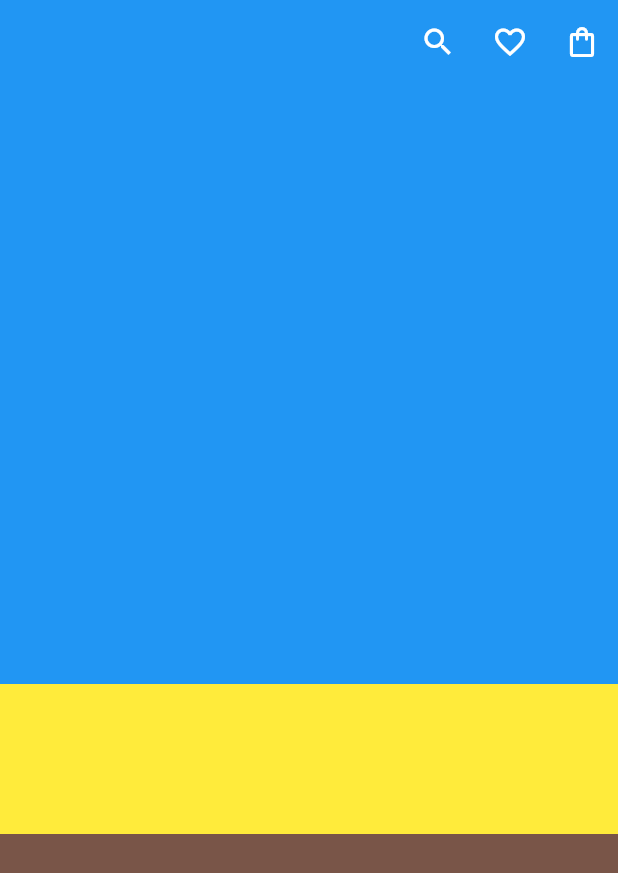
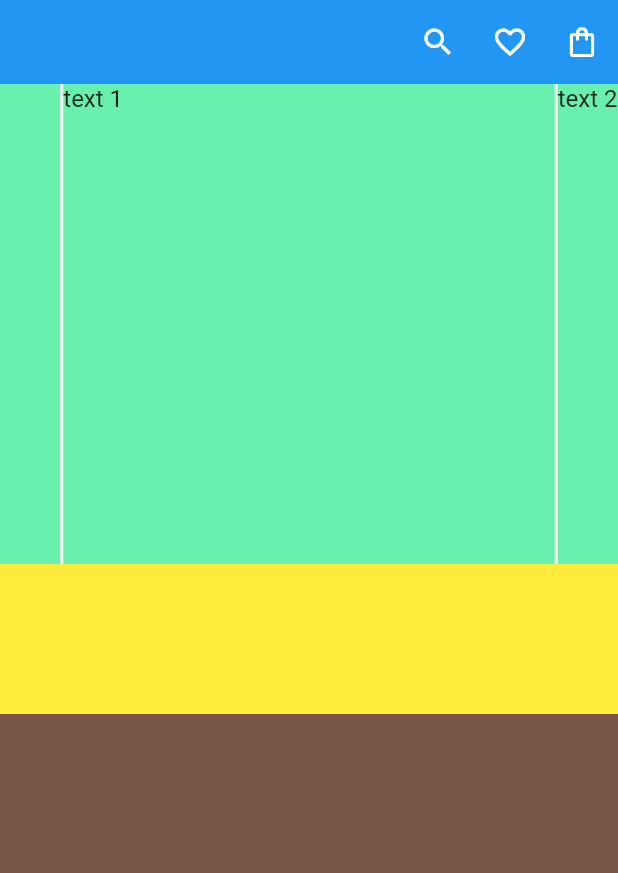
Before and after one commit to ozmenes/Flutter-eCommerce-App, a Flutter app: the screen it shows after launch, on a phone screen of 412 x 824 dp. Shown: the top 873 px of the screen. Run offline on Flutter 3.47's test engine with Material 2 defaults, Android fonts, the phone set to English and light mode, and no system bars; drawn by our look-alikes of carousel_slider.

Commit message:
Initial commit

```diff
--- a/lib/pages/dashboard/dashboard_slider.dart
+++ b/lib/pages/dashboard/dashboard_slider.dart
@@ -1,3 +1,4 @@
+import 'package:carousel_slider/carousel_slider.dart';
 import 'package:flutter/material.dart';
 
 class DashboardSlider extends StatefulWidget {
@@ -10,11 +11,28 @@ class DashboardSlider extends StatefulWidget {
 class _DashboardSliderState extends State<DashboardSlider> {
   @override
   Widget build(BuildContext context) {
-    final _size = MediaQuery.of(context).size;
-    return Container(
-      height: 400,
-      width: _size.width,
-      color: Colors.blue,
+    //final _size = MediaQuery.of(context).size;
+    return CarouselSlider(
+      options: CarouselOptions(height: 320.0,),
+      items: [1,2,3,4,5].map((i) {
+        return Builder(
+          builder: (BuildContext context) {
+            return Container(
+                width: MediaQuery.of(context).size.width*2,
+                margin: const EdgeInsets.symmetric(horizontal: 1.0),
+                decoration: const BoxDecoration(
+                    color: Colors.greenAccent
+                ),
+                child: Text('text $i', style: const TextStyle(fontSize: 16.0),)
+            );
+          },
+        );
+      }).toList(),
     );
+    // return Container(
+    //   height: 400,
+    //   width: _size.width,
+    //   color: Colors.blue,
+    // );
   }
 }
--- a/pubspec.yaml
+++ b/pubspec.yaml
@@ -29,7 +29,7 @@ environment:
 dependencies:
   flutter:
     sdk: flutter
-
+  carousel_slider: ^4.1.1
 
   # The following adds the Cupertino Icons font to your application.
   # Use with the CupertinoIcons class for iOS style icons.
```
Also changed, not shown: pubspec.lock.
